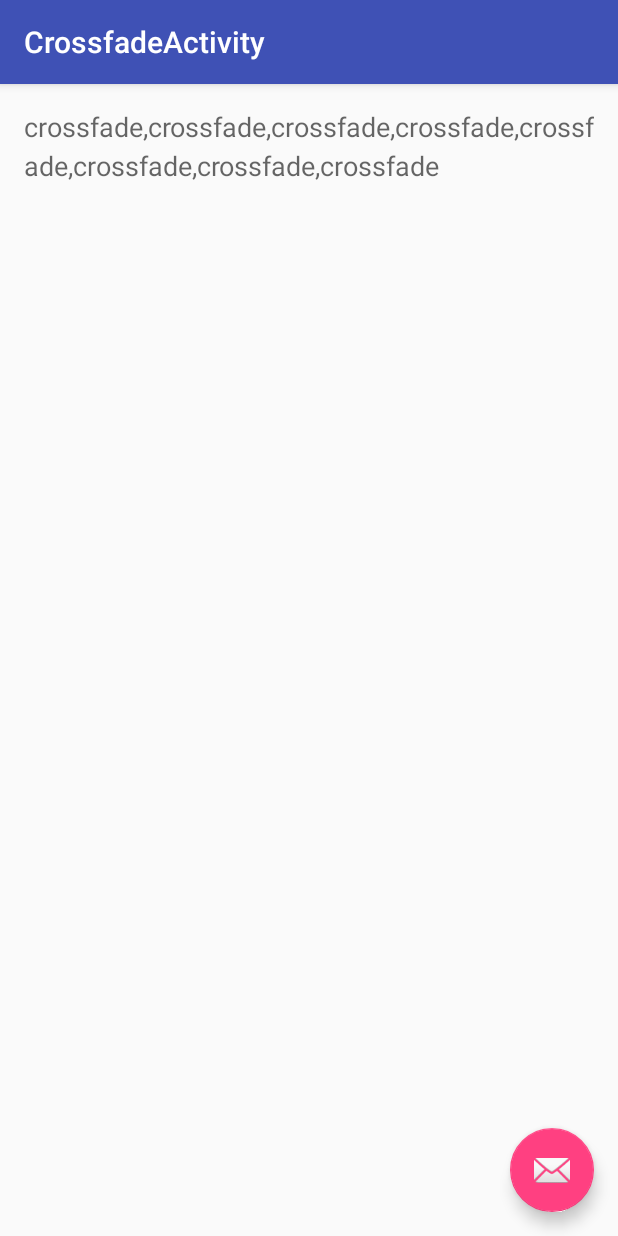
After one commit to cyq123/MyApplication, an Android app: the CrossfadeActivity screen opened directly, with no data from a screen before it, on a phone screen of 412 x 824 dp. The commit adds this screen. Run offline under Robolectric (Android 15) with nearby library versions, the phone set to English and light mode, and no system bars.

Commit message:
2018.09.30 crossfade淡入淡出动画修改

```diff
--- a/app/src/main/AndroidManifest.xml
+++ b/app/src/main/AndroidManifest.xml
@@ -19,6 +19,10 @@
                 <category android:name="android.intent.category.LAUNCHER" />
             </intent-filter>
         </activity>
+        <activity
+            android:name=".CrossfadeActivity"
+            android:label="@string/title_activity_crossfade"
+            android:theme="@style/AppTheme.NoActionBar"></activity>
     </application>
 
 </manifest>
--- /dev/null
+++ b/app/src/main/java/cyq/com/myapplication/CrossfadeActivity.java
@@ -0,0 +1,67 @@
+package cyq.com.myapplication;
+
+import android.animation.Animator;
+import android.animation.AnimatorListenerAdapter;
+import android.os.Bundle;
+import android.support.design.widget.FloatingActionButton;
+import android.support.design.widget.Snackbar;
+import android.support.v7.app.AppCompatActivity;
+import android.support.v7.widget.Toolbar;
+import android.view.View;
+
+/**
+ *  淡入淡出动画
+ */
+public class CrossfadeActivity extends AppCompatActivity {
+    private View mContentView;
+    private View mLoadingView;
+    private int animTime = 2000;
+    @Override
+    protected void onCreate(Bundle savedInstanceState) {
+        super.onCreate(savedInstanceState);
+        setContentView(R.layout.activity_crossfade);
+        Toolbar toolbar = (Toolbar) findViewById(R.id.toolbar);
+        setSupportActionBar(toolbar);
+
+        FloatingActionButton fab = (FloatingActionButton) findViewById(R.id.fab);
+        fab.setOnClickListener(new View.OnClickListener() {
+            @Override
+            public void onClick(View view) {
+                Snackbar.make(view, "这是一个淡入淡出视图", Snackbar.LENGTH_LONG)
+                        .setAction("try again", new View.OnClickListener() {
+                            @Override
+                            public void onClick(View v) {
+                                mLoadingView.setVisibility(View.VISIBLE);
+                                mLoadingView.setAlpha(1f);
+                                crossfade();
+                            }
+                        }).show();
+            }
+        });
+
+        mContentView = findViewById(R.id.content);
+        mLoadingView = findViewById(R.id.loading_spinner);
+        mContentView.setVisibility(View.GONE);
+
+        crossfade();
+    }
+
+    /**
+     * 淡入淡出动画
+     */
+    private void crossfade(){
+
+        //1.内容view设置为可见，但是完全透明。
+        mContentView.setAlpha(0);
+        mContentView.setVisibility(View.VISIBLE);
+        //2.内容view设置百分之百不透明，并clear所有的动画监听。
+        mContentView.animate().alpha(1f).setDuration(animTime).setListener(null);
+        //3.进度条view设置为完全透明，并在动画结束时设置view.gone
+        mLoadingView.animate().alpha(0f).setDuration(animTime).setListener(new AnimatorListenerAdapter() {
+            @Override
+            public void onAnimationEnd(Animator animation) {
+                mLoadingView.setVisibility(View.GONE);
+            }
+        });
+    }
+}
--- a/app/src/main/java/cyq/com/myapplication/MainActivity.java
+++ b/app/src/main/java/cyq/com/myapplication/MainActivity.java
@@ -3,6 +3,7 @@ package cyq.com.myapplication;
 import android.animation.Animator;
 import android.animation.ObjectAnimator;
 import android.animation.ValueAnimator;
+import android.content.Intent;
 import android.os.Bundle;
 import android.support.design.widget.FloatingActionButton;
 import android.support.design.widget.Snackbar;
@@ -89,6 +90,9 @@ public class MainActivity extends AppCompatActivity {
             return true;
         }else if (id == R.id.toright){
             ObjectAnimator.ofFloat(imageView,"translationX",0,900).setDuration(2000).start();
+        }else if (id == R.id.crossfade){
+            Intent intent = new Intent(this,CrossfadeActivity.class);
+            startActivity(intent);
         }
 
         return super.onOptionsItemSelected(item);
--- /dev/null
+++ b/app/src/main/res/layout/activity_crossfade.xml
@@ -0,0 +1,33 @@
+<?xml version="1.0" encoding="utf-8"?>
+<android.support.design.widget.CoordinatorLayout xmlns:android="http://schemas.android.com/apk/res/android"
+    xmlns:app="http://schemas.android.com/apk/res-auto"
+    xmlns:tools="http://schemas.android.com/tools"
+    android:layout_width="match_parent"
+    android:layout_height="match_parent"
+    tools:context=".CrossfadeActivity">
+
+    <android.support.design.widget.AppBarLayout
+        android:layout_width="match_parent"
+        android:layout_height="wrap_content"
+        android:theme="@style/AppTheme.AppBarOverlay">
+
+        <android.support.v7.widget.Toolbar
+            android:id="@+id/toolbar"
+            android:layout_width="match_parent"
+            android:layout_height="?attr/actionBarSize"
+            android:background="?attr/colorPrimary"
+            app:popupTheme="@style/AppTheme.PopupOverlay" />
+
+    </android.support.design.widget.AppBarLayout>
+
+    <include layout="@layout/content_crossfade" />
+
+    <android.support.design.widget.FloatingActionButton
+        android:id="@+id/fab"
+        android:layout_width="wrap_content"
+        android:layout_height="wrap_content"
+        android:layout_gravity="bottom|end"
+        android:layout_margin="@dimen/fab_margin"
+        app:srcCompat="@android:drawable/ic_dialog_email" />
+
+</android.support.design.widget.CoordinatorLayout>
--- /dev/null
+++ b/app/src/main/res/layout/content_crossfade.xml
@@ -0,0 +1,37 @@
+<?xml version="1.0" encoding="utf-8"?>
+<android.support.constraint.ConstraintLayout xmlns:android="http://schemas.android.com/apk/res/android"
+    xmlns:app="http://schemas.android.com/apk/res-auto"
+    xmlns:tools="http://schemas.android.com/tools"
+    android:layout_width="match_parent"
+    android:layout_height="match_parent"
+    app:layout_behavior="@string/appbar_scrolling_view_behavior"
+    tools:context=".CrossfadeActivity"
+    tools:showIn="@layout/activity_crossfade">
+
+
+    <ScrollView xmlns:android="http://schemas.android.com/apk/res/android"
+        android:id="@+id/content"
+        android:layout_width="match_parent"
+        android:layout_height="match_parent">
+
+        <TextView style="?android:textAppearanceMedium"
+            android:lineSpacingMultiplier="1.2"
+            android:layout_width="match_parent"
+            android:layout_height="wrap_content"
+            android:text="@string/crossfade"
+            android:padding="16dp" />
+
+    </ScrollView>
+
+    <ProgressBar android:id="@+id/loading_spinner"
+        style="?android:progressBarStyleLarge"
+        android:layout_width="wrap_content"
+        android:layout_height="wrap_content"
+        android:indeterminateTintMode="src_atop"
+        android:indeterminateTint="@color/colorPrimary"
+        app:layout_constraintBottom_toTopOf="parent"
+        app:layout_constraintTop_toBottomOf="parent"
+        app:layout_constraintLeft_toRightOf="parent"
+        app:layout_constraintRight_toLeftOf="parent"
+        android:layout_gravity="center" />
+</android.support.constraint.ConstraintLayout>
--- a/app/src/main/res/menu/menu_main.xml
+++ b/app/src/main/res/menu/menu_main.xml
@@ -15,8 +15,15 @@
         app:showAsAction="withText"
         android:orderInCategory="99"
         android:icon="@mipmap/ic_launcher"
+        android:actionLayout="@layout/activity_main"
+        />
 
-
+    <item
+        android:id="@+id/crossfade"
+        android:title="淡入淡出动画"
+        app:showAsAction="withText"
+        android:orderInCategory="98"
+        android:icon="@mipmap/ic_launcher"
         android:actionLayout="@layout/activity_main"
         />
 </menu>
--- a/app/src/main/res/values/strings.xml
+++ b/app/src/main/res/values/strings.xml
@@ -1,4 +1,7 @@
 <resources>
     <string name="app_name">MyApplication</string>
     <string name="action_settings">Settings</string>
+    <string name="title_activity_crossfade">CrossfadeActivity</string>
+
+    <string name="crossfade">crossfade,crossfade,crossfade,crossfade,crossfade,crossfade,crossfade,crossfade</string>
 </resources>
```
